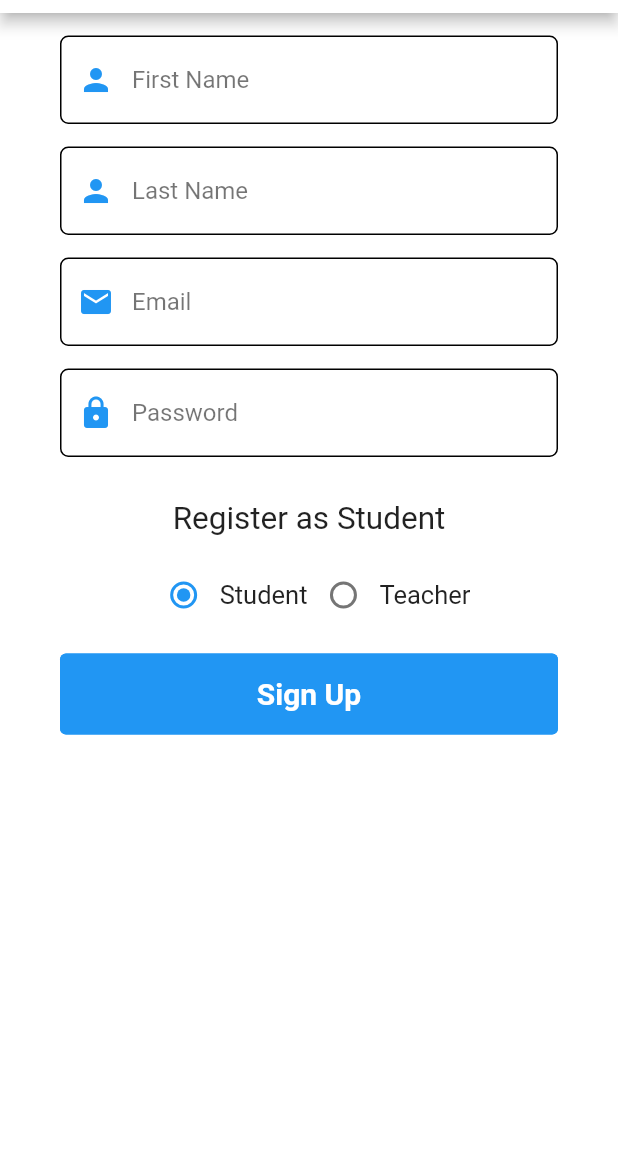
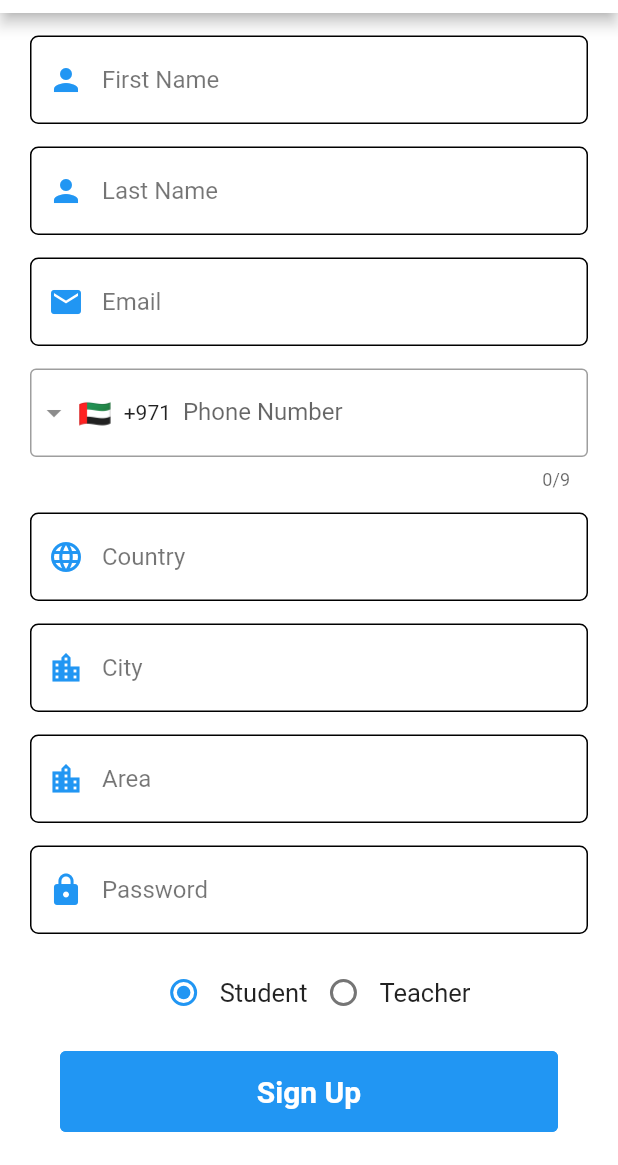
Before and after one commit to Mohammed522-dot/TeachMe, a Flutter app: the RegisterPage screen opened directly, on a phone screen of 412 x 824 dp, the part 71-1236 px from its top. Run offline on Flutter 3.47's test engine with Material 2 defaults, Android fonts, the phone set to English and light mode, and no system bars; drawn by our look-alikes of intl_phone_field; our stand-ins replace badges, bloc, cached_network_image, dartz, equatable, flutter_bloc and 7 more; accounts and stored records are empty; generated files the repository leaves out were written again; network calls fail; Roboto replaces fonts that are missing (Lexend Deca).

Commit message:
Register bloc and Material bloc

```diff
--- a/lib/featuers/teach_me/presentation/pages/account.dart
+++ b/lib/featuers/teach_me/presentation/pages/account.dart
@@ -4,6 +4,7 @@ import 'package:teachme/core/classes/language_constants.dart';
 import 'package:teachme/core/constant.dart';
 import 'package:teachme/core/error/color.dart';
 import 'package:teachme/featuers/teach_me/data/datasourse/models/data.dart';
+import 'package:teachme/featuers/teach_me/presentation/pages/login_page.dart';
 import 'package:teachme/featuers/teach_me/presentation/widgets/custom_image.dart';
 import 'package:teachme/featuers/teach_me/presentation/widgets/setting_box.dart';
 import 'package:teachme/featuers/teach_me/presentation/widgets/setting_item.dart';
@@ -195,7 +196,7 @@ class _AccountPageState extends State<AccountPage> {
                       onTap: () async{
                         var userPref = await SharedPreferences.getInstance();
                         userPref.remove("AccessToken");
-                      Navigator.pop(context);
+                        Navigator.pushReplacement(context, MaterialPageRoute(builder: (context) => LoginPage()));
                       },
                     ),
                   ]
--- a/lib/featuers/teach_me/presentation/pages/register_page.dart
+++ b/lib/featuers/teach_me/presentation/pages/register_page.dart
@@ -2,6 +2,7 @@ import 'dart:math';
 import 'dart:ui';
 import 'package:flutter/material.dart';
 import 'package:flutter_bloc/flutter_bloc.dart';
+import 'package:intl_phone_field/intl_phone_field.dart';
 import 'package:teachme/core/AppTheme.dart';
 import 'package:teachme/core/constant.dart';
 import 'package:teachme/featuers/teach_me/presentation/bloc/AuthBloc.dart';
@@ -29,13 +30,22 @@ class _RegisterPageState extends State<RegisterPage> {
   late FocusNode firstNameFocus;
   late FocusNode lastNameFocus;
   late FocusNode emailFocus;
+  late FocusNode phoneFocus;
+  late FocusNode countryFocus;
+  late FocusNode cityFocus;
+  late FocusNode areaFocus;
   late FocusNode passwordFocus;
   late FocusNode registerBtnFocus;
   late TextEditingController firstName;
   late TextEditingController lastName;
   late TextEditingController email;
+  late TextEditingController phoneNumber;
+  late TextEditingController country;
+  late TextEditingController city;
+  late TextEditingController area;
   late TextEditingController password;
-
+  String user_type = 'Student';
+  int id = 1;
 
   @override
   void initState() {
@@ -43,11 +53,19 @@ class _RegisterPageState extends State<RegisterPage> {
     firstNameFocus = FocusNode();
     lastNameFocus = FocusNode();
     emailFocus = FocusNode();
+    phoneFocus = FocusNode();
+    countryFocus = FocusNode();
+    cityFocus = FocusNode();
+    areaFocus = FocusNode();
     passwordFocus = FocusNode();
     registerBtnFocus = FocusNode();
     firstName = TextEditingController();
     lastName = TextEditingController();
     email = TextEditingController();
+    phoneNumber = TextEditingController();
+    country = TextEditingController();
+    city = TextEditingController();
+    area = TextEditingController();
     password = TextEditingController();
 
   }
@@ -117,13 +135,14 @@ class _RegisterPageState extends State<RegisterPage> {
     );
   }
   Widget buildInitialInput() => SingleChildScrollView(
+    child: SingleChildScrollView(
       child: Column(
         children: [
           // ImageBuilder(imagePath: loginImages[0]),
           // const TextData(message: "User"),
           HeightSpacer(myHeight: kSpacing),
           Padding(
-          padding: const EdgeInsets.only(left: 20,right: 20),
+            padding: const EdgeInsets.only(left: 0,right: 0),
             child:  InputField(
               focusNode: firstNameFocus,
               textController: firstName,
@@ -133,7 +152,7 @@ class _RegisterPageState extends State<RegisterPage> {
           ),
           HeightSpacer(myHeight: kSpacing),
           Padding(
-          padding: const EdgeInsets.only(left: 20,right: 20),
+            padding: const EdgeInsets.only(left: 0,right: 0),
             child:  InputField(
               focusNode: lastNameFocus,
               textController: lastName,
@@ -143,7 +162,7 @@ class _RegisterPageState extends State<RegisterPage> {
           ),
           HeightSpacer(myHeight: kSpacing),
           Padding(
-          padding: const EdgeInsets.only(left: 20,right: 20),
+            padding: const EdgeInsets.only(left: 0,right: 0),
             child:  InputField(
               focusNode: emailFocus,
               textController: email,
@@ -154,6 +173,54 @@ class _RegisterPageState extends State<RegisterPage> {
           HeightSpacer(myHeight: kSpacing),
           Padding(
             padding: const EdgeInsets.only(left: 20,right: 20),
+            child: IntlPhoneField(
+              decoration: const InputDecoration( //decoration for Input Field
+                labelText: 'Phone Number',
+                border: OutlineInputBorder(
+                  borderSide: BorderSide(),
+                ),
+              ),
+              initialCountryCode: 'AE', //default contry code, NP for UAE
+              onChanged: (phone) {
+                //when phone number country code is changed
+                phoneNumber.text = phone.completeNumber.toString();
+
+              },
+            ),
+          ),
+          HeightSpacer(myHeight: kSpacing),
+          Padding(
+            padding: const EdgeInsets.only(left: 0,right: 0),
+            child:  InputField(
+              focusNode: countryFocus,
+              textController: country,
+              label: "Country",
+              icons: const Icon(Icons.language, color: Colors.blue),
+            ),
+          ),
+          HeightSpacer(myHeight: kSpacing),
+          Padding(
+            padding: const EdgeInsets.only(left: 0,right: 0),
+            child:  InputField(
+              focusNode: cityFocus,
+              textController: city,
+              label: "City",
+              icons: const Icon(Icons.location_city, color: Colors.blue),
+            ),
+          ),
+          HeightSpacer(myHeight: kSpacing),
+          Padding(
+            padding: const EdgeInsets.only(left: 0,right: 0),
+            child:  InputField(
+              focusNode: areaFocus,
+              textController: area,
+              label: "Area",
+              icons: const Icon(Icons.location_city_sharp, color: Colors.blue),
+            ),
+          ),
+          HeightSpacer(myHeight: kSpacing),
+          Padding(
+            padding: const EdgeInsets.only(left: 0,right: 0),
             child: InputField(
               focusNode: passwordFocus,
               textController: password,
@@ -164,8 +231,50 @@ class _RegisterPageState extends State<RegisterPage> {
           HeightSpacer(myHeight: kSpacing),
            Padding(
              padding: const EdgeInsets.only(left: 20,right: 20),
-           child: RadioGroup(
+             child:Column(
+           children: <Widget>[
+           // Padding(
+           //     padding: EdgeInsets.all(0),
+           //     child: Text('Register as ' + '$radioButtonItem',
+           //         style: TextStyle(fontSize: 21))
+           // ),
+           Row(
+             mainAxisAlignment: MainAxisAlignment.center,
+             children: <Widget>[
+               Radio(
+                 value: 1,
+                 groupValue: id,
+                 onChanged: (val) {
+                   setState(() {
+                     user_type = 'Student';
+                     id = 1;
+                   });
+                 },
+               ),
+               Text(
+                 'Student',
+                 style: new TextStyle(fontSize: 17.0),
+               ),
 
+               Radio(
+                 value: 2,
+                 groupValue: id,
+                 onChanged: (val) {
+                   setState(() {
+                     user_type = 'Teacher';
+                     id = 2;
+                   });
+                 },
+               ),
+               Text(
+                 'Teacher',
+                 style: new TextStyle(
+                   fontSize: 17.0,
+                 ),
+               ),
+             ],
+           ),
+        ],
       ),
            ),
           HeightSpacer(myHeight: kSpacing),
@@ -176,10 +285,16 @@ class _RegisterPageState extends State<RegisterPage> {
               firstName: firstName,
               lastName: lastName,
               email: email,
+              phone: phoneNumber,
+              country: country,
+              city: city,
+              area: area,
               password: password,
+                user_type: user_type,
             ),
           ),
         ],
+      ),
     ),
   );
   ScaffoldFeatureController buildErrorLayout() =>
--- a/lib/featuers/teach_me/presentation/widgets/login/login_btn.dart
+++ b/lib/featuers/teach_me/presentation/widgets/login/login_btn.dart
@@ -33,6 +33,7 @@ class LoginBtn extends StatelessWidget {
             minimumSize: const Size(double.infinity, 54),
             backgroundColor:  Colors.blue),
         onPressed: () {
+          print(userName);
         //  Navigator.push(context, MaterialPageRoute(builder: (context)=> HomeScreen()));
           BlocProvider.of<AuthBloc>(context)
               .add(Login(userName.text, password.text));
--- a/lib/featuers/teach_me/presentation/widgets/radio_button.dart
+++ b/lib/featuers/teach_me/presentation/widgets/radio_button.dart
@@ -11,11 +11,11 @@ class RadioGroupWidget extends State {
     Widget build(BuildContext context) {
       return Column(
        children: <Widget>[
-          Padding(
-              padding: EdgeInsets.all(14.0),
-              child: Text('Register as ' + '$radioButtonItem',
-                  style: TextStyle(fontSize: 21))
-          ),
+          // Padding(
+          //     padding: EdgeInsets.all(0),
+          //     child: Text('Register as ' + '$radioButtonItem',
+          //         style: TextStyle(fontSize: 21))
+          // ),
           Row(
             mainAxisAlignment: MainAxisAlignment.center,
             children: <Widget>[
--- a/lib/featuers/teach_me/presentation/widgets/register/register_btn.dart
+++ b/lib/featuers/teach_me/presentation/widgets/register/register_btn.dart
@@ -11,14 +11,24 @@ class RegisterBtn extends StatelessWidget {
         required this.firstName,
         required this.lastName,
         required this.email,
-        required this.password})
+        required this.phone,
+        required this.country,
+        required this.city,
+        required this.area,
+        required this.password,
+        required this.user_type})
       : super(key: key);
 
   final FocusNode focusNode;
   final TextEditingController firstName;
   final TextEditingController lastName;
   final TextEditingController email;
+  final TextEditingController phone;
+  final TextEditingController country;
+  final TextEditingController city;
+  final TextEditingController area;
   final TextEditingController password;
+  final String user_type;
 
   @override
   Widget build(BuildContext context) {
@@ -32,8 +42,16 @@ class RegisterBtn extends StatelessWidget {
             minimumSize: const Size(double.infinity, 54),
             backgroundColor:  Colors.blue),
         onPressed: () {
+          print(firstName);
+          print(lastName);
+          print(email);
+          print(phone);
+          print(country);
+          print(city);
+          print(password);
+          print(user_type);
           BlocProvider.of<RegisterBloc>(context)
-              .add(Register("fff","ff","fff","f","fff","f","ff","ff","f"));
+              .add(Register(firstName.text,lastName.text,email.text,phone.text,country.text,city.text,area.text,password.text,user_type));
         },
         child: const Text(
           'Sign Up',
--- a/pubspec.yaml
+++ b/pubspec.yaml
@@ -38,6 +38,7 @@ dependencies:
   scrollable_positioned_list: ^0.3.5
   form_field_validator: ^1.1.0
   table_calendar: ^3.0.8
+  intl_phone_field: ^3.0.0
 dev_dependencies:
   flutter_test:
     sdk: flutter
```
Also changed, not shown: lib/featuers/teach_me/data/datasourse/models/Materials.dart (added, +31 -0 lines), lib/featuers/teach_me/presentation/bloc/MaterialsBloc.dart (added, +32 -0 lines), lib/featuers/teach_me/presentation/bloc/MaterialsEvent.dart (added, +12 -0 lines), lib/featuers/teach_me/presentation/bloc/MaterialsState.dart (added, +17 -0 lines), lib/featuers/teach_me/presentation/bloc/RegisterBloc.dart (+4 -3 lines), lib/featuers/teach_me/presentation/pages/home.dart (+10 -21 lines), lib/featuers/teach_me/presentation/pages/roort_app.dart (+30 -30 lines), lib/featuers/teach_me/presentation/pages/splash_screen.dart (+7 -5 lines), lib/featuers/teach_me/presentation/widgets/WorkerSection.dart (added, +70 -0 lines), lib/featuers/teach_me/presentation/widgets/register/sign_up_form.dart (+1 -15 lines). Lines whose indentation alone changed are shown as unchanged.
